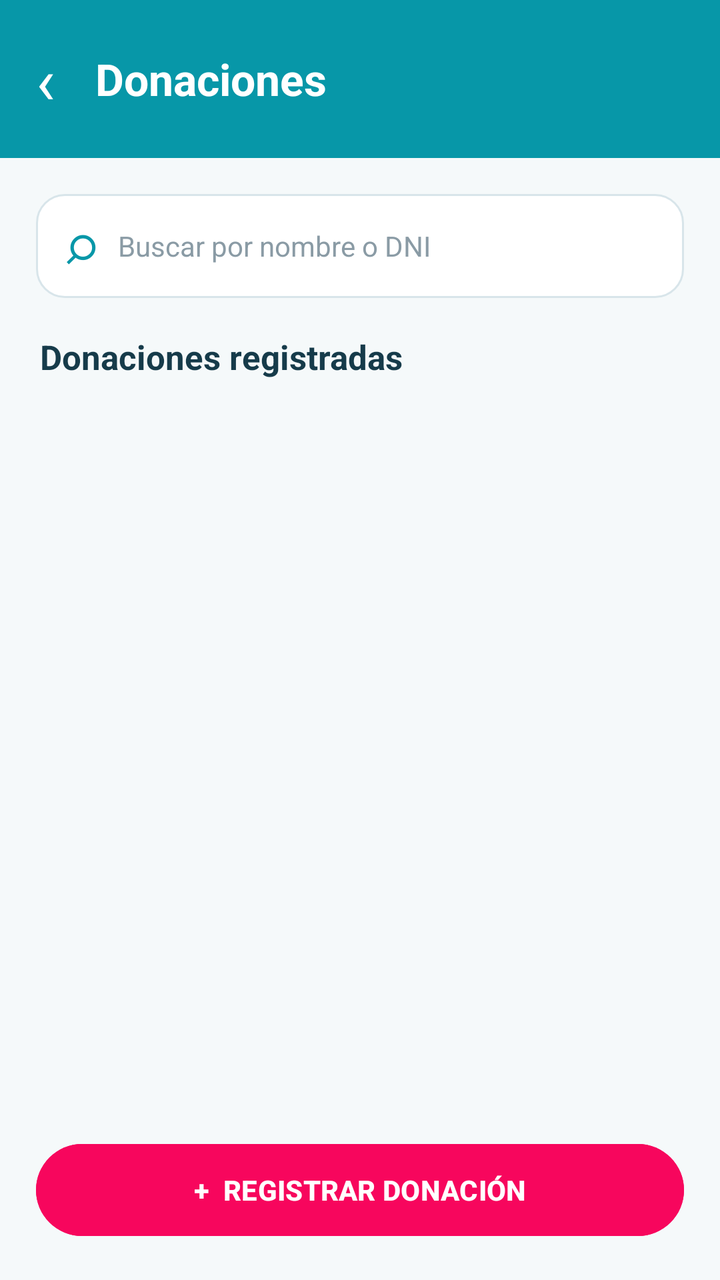
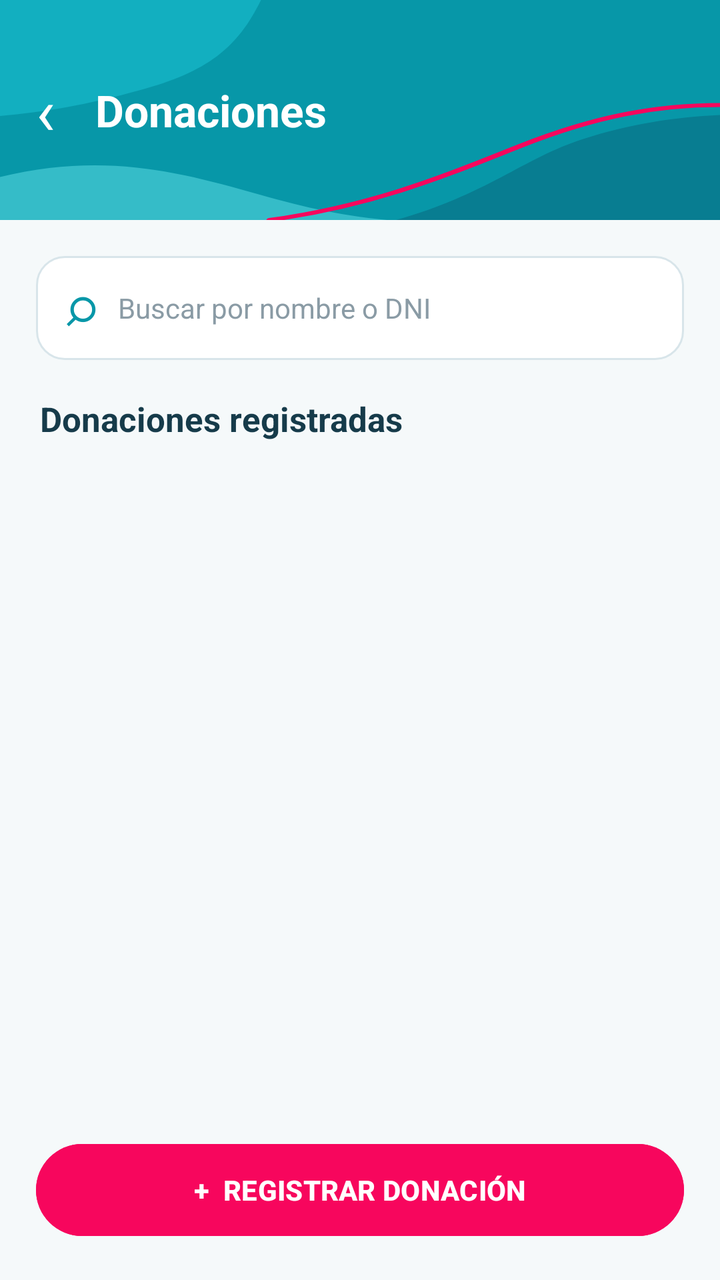

Two renders of the same Android screen: before a commit and after it. Below are the layout's source before the change and the commit's diff.
<!-- AndroidManifest.xml: application theme Theme.BancoSangreMobile -->
<!-- res/layout/activity_donaciones.xml -->
<?xml version="1.0" encoding="utf-8"?>
<LinearLayout
    xmlns:android="http://schemas.android.com/apk/res/android"
    android:layout_width="match_parent"
    android:layout_height="match_parent"
    android:orientation="vertical"
    android:background="#F5F9FA">

    
    <LinearLayout
        android:layout_width="match_parent"
        android:layout_height="wrap_content"
        android:orientation="horizontal"
        android:gravity="center_vertical"
        android:background="#0797A8"
        android:padding="18dp">

        <TextView
            android:id="@+id/btnVolverDonaciones"
            android:layout_width="wrap_content"
            android:layout_height="wrap_content"
            android:text="‹"
            android:textSize="32sp"
            android:textColor="#FFFFFF"
            android:paddingEnd="20dp"
            android:clickable="true"
            android:focusable="true"/>

        <TextView
            android:layout_width="wrap_content"
            android:layout_height="wrap_content"
            android:text="Donaciones"
            android:textSize="22sp"
            android:textStyle="bold"
            android:textColor="#FFFFFF"/>

    </LinearLayout>

    
    <LinearLayout
        android:layout_width="match_parent"
        android:layout_height="wrap_content"
        android:layout_margin="18dp"
        android:background="@drawable/bg_donacion_campo"
        android:gravity="center_vertical"
        android:paddingStart="14dp"
        android:paddingEnd="14dp">

        <TextView
            android:layout_width="wrap_content"
            android:layout_height="wrap_content"
            android:text="⌕"
            android:textSize="27sp"
            android:textColor="#0797A8"
            android:paddingEnd="10dp"/>

        <EditText
            android:id="@+id/edtBuscarDonacion"
            android:layout_width="match_parent"
            android:layout_height="52dp"
            android:hint="Buscar por nombre o DNI"
            android:textSize="14sp"
            android:textColor="#163B4A"
            android:textColorHint="#8A9BA5"
            android:singleLine="true"
            android:background="@android:color/transparent"
            android:inputType="text"/>

    </LinearLayout>

    
    <TextView
        android:layout_width="match_parent"
        android:layout_height="wrap_content"
        android:layout_marginStart="20dp"
        android:layout_marginEnd="20dp"
        android:layout_marginBottom="12dp"
        android:text="Donaciones registradas"
        android:textSize="17sp"
        android:textStyle="bold"
        android:textColor="#163B4A"/>

    
    <ScrollView
        android:layout_width="match_parent"
        android:layout_height="0dp"
        android:layout_weight="1"
        android:fillViewport="true"
        android:clipToPadding="false">

        <LinearLayout
            android:id="@+id/contenedorDonaciones"
            android:layout_width="match_parent"
            android:layout_height="wrap_content"
            android:orientation="vertical"
            android:paddingStart="18dp"
            android:paddingEnd="18dp"
            android:paddingBottom="16dp"/>

    </ScrollView>

    
    <Button
        android:id="@+id/btnNuevaDonacion"
        android:layout_width="match_parent"
        android:layout_height="54dp"
        android:layout_marginStart="18dp"
        android:layout_marginEnd="18dp"
        android:layout_marginTop="8dp"
        android:layout_marginBottom="18dp"
        android:text="+  REGISTRAR DONACIÓN"
        android:textSize="14sp"
        android:textStyle="bold"
        android:textAllCaps="false"
        android:textColor="#FFFFFF"
        android:backgroundTint="#F7065D"/>

</LinearLayout>
<!-- resources referenced by this layout -->
<resources>
  <!-- drawable bg_donacion_campo (drawable) -->
  <?xml version="1.0" encoding="utf-8"?>
  <shape xmlns:android="http://schemas.android.com/apk/res/android"
      android:shape="rectangle">
  
      <solid android:color="#FFFFFF"/>
  
      <corners android:radius="14dp"/>
  
      <stroke
          android:width="1dp"
          android:color="#D8E5EA"/>
  
  </shape>
  <style name="Theme.BancoSangreMobile" parent="Base.Theme.BancoSangreMobile" />
  <style name="Base.Theme.BancoSangreMobile" parent="Theme.Material3.DayNight.NoActionBar">
          
          
      </style>
</resources>

<!-- the commit's change to res/layout/activity_donaciones.xml (unified diff, before → after) -->
@@ -9,10 +9,10 @@
     
     <LinearLayout
         android:layout_width="match_parent"
-        android:layout_height="wrap_content"
+        android:layout_height="110dp"
         android:orientation="horizontal"
         android:gravity="center_vertical"
-        android:background="#0797A8"
+        android:background="@drawable/bg_header_decorativo"
         android:padding="18dp">
 
         <TextView
<!-- resource entries referenced after the edit -->
@@ -14,6 +14,43 @@
           android:color="#D8E5EA"/>
   
   </shape>
+  <!-- drawable bg_header_decorativo (drawable) -->
+  <?xml version="1.0" encoding="utf-8"?>
+  <vector xmlns:android="http://schemas.android.com/apk/res/android"
+      android:width="400dp"
+      android:height="220dp"
+      android:viewportWidth="400"
+      android:viewportHeight="220">
+  
+      
+      <path
+          android:fillColor="#0797A8"
+          android:pathData="M0,0 H400 V220 H0 Z" />
+  
+      
+      <path
+          android:fillColor="#12AFC0"
+          android:pathData="M0,0 H145 C132,48 115,72 78,90 C48,105 25,112 0,116 Z" />
+  
+      
+      <path
+          android:fillColor="#087D91"
+          android:pathData="M400,115 V220 H220 C270,195 291,158 324,139 C350,124 375,117 400,115 Z" />
+  
+      
+      <path
+          android:fillColor="#35BCC8"
+          android:pathData="M0,177 C55,153 96,170 139,192 C166,206 187,215 215,220 H0 Z" />
+  
+      
+      <path
+          android:fillColor="@android:color/transparent"
+          android:pathData="M150,220 C210,205 251,173 289,146 C331,116 365,105 400,105"
+          android:strokeColor="#F7065D"
+          android:strokeWidth="4"
+          android:strokeLineCap="round" />
+  
+  </vector>
   <style name="Theme.BancoSangreMobile" parent="Base.Theme.BancoSangreMobile" />
   <style name="Base.Theme.BancoSangreMobile" parent="Theme.Material3.DayNight.NoActionBar">
           
